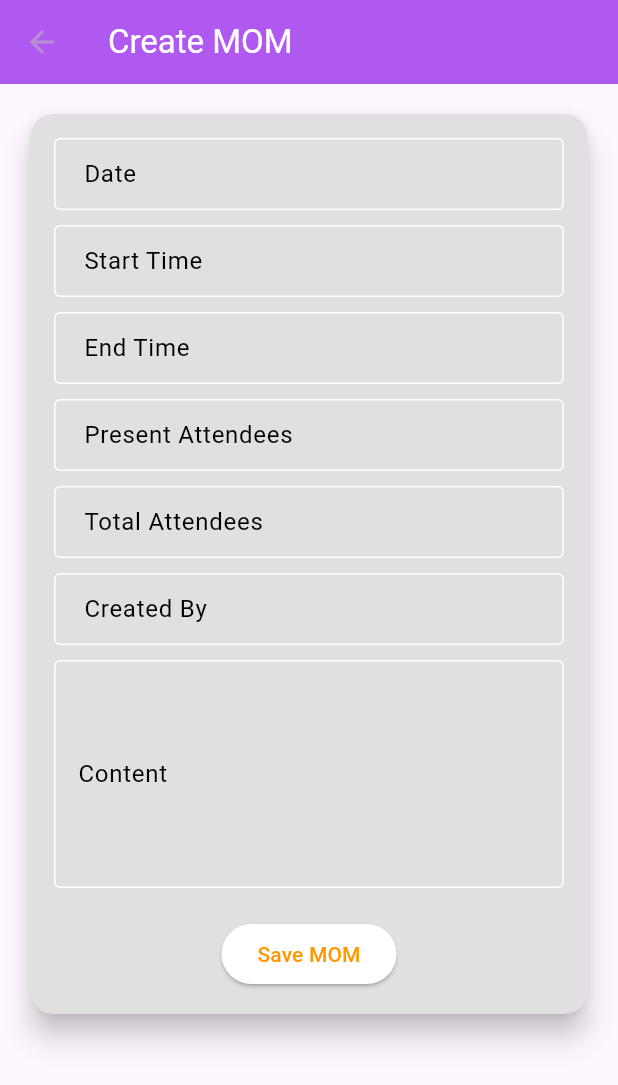
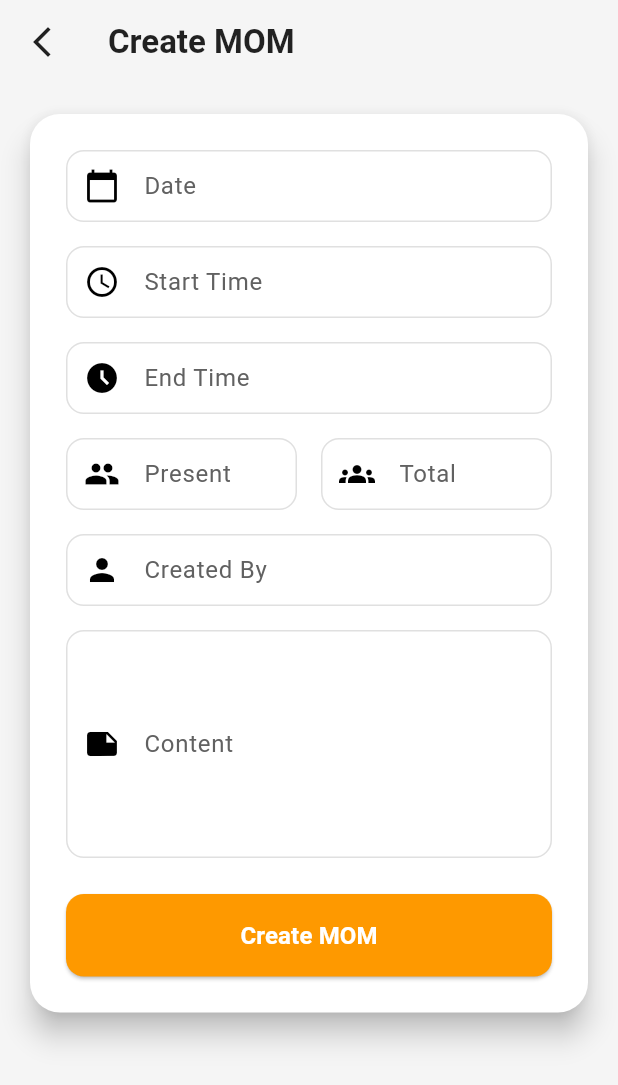
Before and after one commit to RITWIZSINGH/Robosoc, a Flutter app: the MomForm screen opened directly, on a phone screen of 412 x 824 dp. Shown: the top 1085 px of the screen. Run offline on Flutter 3.47's test engine with Material 3 defaults, Android fonts, the phone set to English and light mode, and no system bars; our stand-ins replace cached_network_image, cloud_firestore, firebase_auth, firebase_core, firebase_storage, flutter_keyboard_visibility and 3 more; accounts and stored records are empty.

Commit message:
updated detail mom and edit mom screen

```diff
--- a/lib/mainscreens/momscreen/new_mom.dart
+++ b/lib/mainscreens/momscreen/new_mom.dart
@@ -3,8 +3,11 @@
 import 'package:flutter/material.dart';
 import 'package:cloud_firestore/cloud_firestore.dart';
 import 'package:intl/intl.dart';
+import 'package:provider/provider.dart';
+import 'package:robosoc/models/mom.dart';
 import 'package:robosoc/mainscreens/momscreen/mom_details_screen.dart';
-import 'package:robosoc/models/mom.dart';
+import 'package:robosoc/widgets/mom_form/form_field.dart';
+import 'package:robosoc/utilities/user_profile_provider.dart';
 
 class MomForm extends StatefulWidget {
   final Mom? mom;
@@ -17,8 +20,6 @@ class MomForm extends StatefulWidget {
 
 class _MomFormState extends State<MomForm> {
   final _formKey = GlobalKey<FormState>();
-
-  // Form field controllers
   final _dateController = TextEditingController();
   final _startTimeController = TextEditingController();
   final _endTimeController = TextEditingController();
@@ -28,16 +29,17 @@ class _MomFormState extends State<MomForm> {
   final _contentController = TextEditingController();
 
   final FirebaseFirestore _firestore = FirebaseFirestore.instance;
+  late String _createdBy;
 
   @override
   void initState() {
     super.initState();
-    // Populate controllers with existing data if editing
+    final userProfile = Provider.of<UserProfileProvider>(context, listen: false);
+    _createdBy = widget.mom?.createdBy ?? userProfile.userName;
+
     if (widget.mom != null) {
-      _dateController.text =
-          DateFormat('yyyy-MM-dd').format(widget.mom!.dateTime);
-      _startTimeController.text =
-          DateFormat('HH:mm').format(widget.mom!.startTime);
+      _dateController.text = DateFormat('yyyy-MM-dd').format(widget.mom!.dateTime);
+      _startTimeController.text = DateFormat('HH:mm').format(widget.mom!.startTime);
       _endTimeController.text = DateFormat('HH:mm').format(widget.mom!.endTime);
       _presentController.text = widget.mom!.present.toString();
       _totalController.text = widget.mom!.total.toString();
@@ -127,92 +129,121 @@ class _MomFormState extends State<MomForm> {
   @override
   Widget build(BuildContext context) {
     return Scaffold(
+      backgroundColor: Colors.grey.shade100,
       appBar: AppBar(
         title: Text(
           widget.mom == null ? 'Create MOM' : 'Edit MOM',
-          style: TextStyle(color: Colors.white),
+          style: const TextStyle(
+            color: Colors.black87,
+            fontWeight: FontWeight.bold,
           ),
-        backgroundColor: const Color.fromARGB(255, 175, 89, 241),
         ),
-      body: Padding(
+        backgroundColor: Colors.transparent,
+        elevation: 0,
+        leading: IconButton(
+          icon: const Icon(Icons.arrow_back_ios_new, color: Colors.black87),
+          onPressed: () => Navigator.pop(context),
+        ),
+      ),
+      body: SafeArea(
+        child: SingleChildScrollView(
           padding: const EdgeInsets.all(16.0),
           child: Card(
-          surfaceTintColor: Colors.black,
-          elevation: 8.0,
-          shape:
-              RoundedRectangleBorder(borderRadius: BorderRadius.circular(16.0)),
+            elevation: 8,
+            shape: RoundedRectangleBorder(
+              borderRadius: BorderRadius.circular(20),
+            ),
             child: Padding(
-            padding: const EdgeInsets.all(16.0),
-            child: SingleChildScrollView(
+              padding: const EdgeInsets.all(24.0),
               child: Form(
                 key: _formKey,
                 child: Column(
+                  crossAxisAlignment: CrossAxisAlignment.stretch,
                   children: [
-                    buildFormField(
+                    CustomFormField(
                       controller: _dateController,
                       labelText: 'Date',
                       readOnly: true,
                       onTap: () => _selectDate(context),
                       validatorText: 'Please select a date',
+                      prefix: const Icon(Icons.calendar_today),
                     ),
-                    SizedBox(height: 10),
-                    buildFormField(
+                    const SizedBox(height: 16),
+                    CustomFormField(
                       controller: _startTimeController,
                       labelText: 'Start Time',
                       readOnly: true,
                       onTap: () => _selectTime(context, _startTimeController),
                       validatorText: 'Please select start time',
+                      prefix: const Icon(Icons.access_time),
                     ),
-                    SizedBox(height: 10),
-                    buildFormField(
+                    const SizedBox(height: 16),
+                    CustomFormField(
                       controller: _endTimeController,
                       labelText: 'End Time',
                       readOnly: true,
                       onTap: () => _selectTime(context, _endTimeController),
                       validatorText: 'Please select end time',
+                      prefix: const Icon(Icons.access_time_filled),
                     ),
-                    SizedBox(height: 10),
-                    buildFormField(
+                    const SizedBox(height: 16),
+                    Row(
+                      children: [
+                        Expanded(
+                          child: CustomFormField(
                             controller: _presentController,
-                      labelText: 'Present Attendees',
+                            labelText: 'Present',
                             keyboardType: TextInputType.number,
-                      validatorText: 'Please enter present attendees',
+                            validatorText: 'Required',
+                            prefix: const Icon(Icons.people),
                           ),
-                    SizedBox(height: 10),
-                    buildFormField(
+                        ),
+                        const SizedBox(width: 16),
+                        Expanded(
+                          child: CustomFormField(
                             controller: _totalController,
-                      labelText: 'Total Attendees',
+                            labelText: 'Total',
                             keyboardType: TextInputType.number,
-                      validatorText: 'Please enter total attendees',
+                            validatorText: 'Required',
+                            prefix: const Icon(Icons.groups),
                           ),
-                    SizedBox(height: 10),
-                    buildFormField(
+                        ),
+                      ],
+                    ),
+                    const SizedBox(height: 16),
+                    CustomFormField(
                       controller: _createdByController,
                       labelText: 'Created By',
                       validatorText: 'Please enter creator name',
+                      prefix: const Icon(Icons.person),
                     ),
-                    SizedBox(height: 10),
-                    TextFormField(
+                    const SizedBox(height: 16),
+                    CustomFormField(
                       controller: _contentController,
-                      decoration: InputDecoration(
                       labelText: 'Content',
-                        border: OutlineInputBorder(),
+                      maxLines: 5,
+                      validatorText: 'Please enter meeting content',
+                      prefix: const Icon(Icons.note),
                     ),
-                      maxLines: 5,
-                      validator: (value) => value!.isEmpty
-                          ? 'Please enter meeting content'
-                          : null,
-                    ),
-                    SizedBox(height: 20),
+                    const SizedBox(height: 24),
                     ElevatedButton(
                       onPressed: _submitForm,
                       style: ElevatedButton.styleFrom(
-                        foregroundColor: Colors.orange, // Background color
+                        backgroundColor: Theme.of(context).colorScheme.secondary,
+                        padding: const EdgeInsets.symmetric(vertical: 16),
+                        shape: RoundedRectangleBorder(
+                          borderRadius: BorderRadius.circular(12),
+                        ),
                       ),
                       child: Text(
-                        widget.mom == null ? 'Save MOM' : 'Update MOM',
+                        widget.mom == null ? 'Create MOM' : 'Update MOM',
+                        style: const TextStyle(
+                          fontSize: 16,
+                          fontWeight: FontWeight.bold,
+                          color: Colors.white,
                         ),
-                    )
+                      ),
+                    ),
                   ],
                 ),
               ),
@@ -220,28 +251,6 @@ class _MomFormState extends State<MomForm> {
           ),
         ),
       ),
-    );
-  }
-
-  Widget buildFormField({
-    required TextEditingController controller,
-    required String labelText,
-    String? validatorText,
-    TextInputType? keyboardType,
-    bool readOnly = false,
-    VoidCallback? onTap,
-  }) {
-    return TextFormField(
-      controller: controller,
-      decoration: InputDecoration(
-        labelText: labelText,
-        border: OutlineInputBorder(),
-        contentPadding: EdgeInsets.symmetric(horizontal: 16.0, vertical: 10.0),
-      ),
-      keyboardType: keyboardType,
-      readOnly: readOnly,
-      onTap: onTap,
-      validator: (value) => value!.isEmpty ? validatorText : null,
     );
   }
 
--- a/lib/utilities/date_formatter.dart
+++ b/lib/utilities/date_formatter.dart
@@ -37,4 +37,8 @@ class DateFormatter {
   static String formatTime(DateTime dateTime) {
     return "${dateTime.hour.toString().padLeft(2, '0')}:${dateTime.minute.toString().padLeft(2, '0')}";
   }
+
+  static String formatFullDate(DateTime date) {
+    return "${date.day}/${date.month}/${date.year}";
+  }
 }
--- a/lib/widgets/animated_profile_image.dart
+++ b/lib/widgets/animated_profile_image.dart
@@ -76,7 +76,7 @@ class _AnimatedProfileImageState extends State<AnimatedProfileImage>
                   shape: BoxShape.circle,
                   boxShadow: [
                     BoxShadow(
-                      color: Colors.black.withOpacity(0.2),
+                      color: Colors.black.withValues(alpha: 0.2),
                       blurRadius: 8,
                       offset: const Offset(0, 4),
                     ),
--- a/lib/widgets/animated_upload_overlay.dart
+++ b/lib/widgets/animated_upload_overlay.dart
@@ -55,7 +55,7 @@ class _AnimatedUploadOverlayState extends State<AnimatedUploadOverlay>
   Widget build(BuildContext context) {
     return Container(
       decoration: BoxDecoration(
-        color: Colors.black.withOpacity(0.7),
+        color: Colors.black.withValues(alpha: 0.7),
         shape: BoxShape.circle,
       ),
       child: AnimatedBuilder(
@@ -73,7 +73,7 @@ class _AnimatedUploadOverlayState extends State<AnimatedUploadOverlay>
                     height: 60,
                     decoration: BoxDecoration(
                       border: Border.all(
-                        color: Colors.white.withOpacity(0.5),
+                        color: Colors.white.withValues(alpha: 0.5),
                         width: 4,
                       ),
                       shape: BoxShape.circle,
@@ -83,7 +83,7 @@ class _AnimatedUploadOverlayState extends State<AnimatedUploadOverlay>
                     width: 40,
                     height: 40,
                     decoration: BoxDecoration(
-                      color: Colors.white.withOpacity(0.2),
+                      color: Colors.white.withValues(alpha: 0.2),
                       shape: BoxShape.circle,
                     ),
                   ),
--- a/lib/widgets/mom_card/date_section.dart
+++ b/lib/widgets/mom_card/date_section.dart
@@ -25,7 +25,7 @@ class DateSection extends StatelessWidget {
         Container(
           padding: const EdgeInsets.symmetric(horizontal: 12, vertical: 6),
           decoration: BoxDecoration(
-            color: Colors.white.withOpacity(0.15),
+            color: Colors.white.withValues(alpha: 0.15),
             borderRadius: BorderRadius.circular(12),
           ),
           child: Text(
--- a/lib/widgets/mom_card/detail_item.dart
+++ b/lib/widgets/mom_card/detail_item.dart
@@ -1,3 +1,5 @@
+// ignore_for_file: use_super_parameters
+
 import 'package:flutter/material.dart';
 
 class DetailItem extends StatelessWidget {
@@ -43,7 +45,7 @@ class DetailItem extends StatelessWidget {
         Container(
           padding: const EdgeInsets.symmetric(horizontal: 12, vertical: 6),
           decoration: BoxDecoration(
-            color: Colors.white.withOpacity(0.15),
+            color: Colors.white.withValues(alpha: 0.15),
             borderRadius: BorderRadius.circular(12),
           ),
           child: Column(
--- a/lib/widgets/mom_card/details_section.dart
+++ b/lib/widgets/mom_card/details_section.dart
@@ -1,3 +1,5 @@
+// ignore_for_file: use_super_parameters
+
 import 'package:flutter/material.dart';
 import 'package:robosoc/utilities/date_formatter.dart';
 import 'package:robosoc/widgets/mom_card/detail_item.dart';
--- a/lib/widgets/mom_details/detail_header.dart
+++ b/lib/widgets/mom_details/detail_header.dart
@@ -1,3 +1,5 @@
+// ignore_for_file: use_super_parameters
+
 import 'package:flutter/material.dart';
 
 class DetailHeader extends StatelessWidget {
--- /dev/null
+++ b/lib/widgets/mom_form/form_field.dart
@@ -0,0 +1,65 @@
+import 'package:flutter/material.dart';
+
+class CustomFormField extends StatelessWidget {
+  final TextEditingController controller;
+  final String labelText;
+  final String? validatorText;
+  final TextInputType? keyboardType;
+  final bool readOnly;
+  final VoidCallback? onTap;
+  final int? maxLines;
+  final Widget? prefix;
+
+  const CustomFormField({
+    Key? key,
+    required this.controller,
+    required this.labelText,
+    this.validatorText,
+    this.keyboardType,
+    this.readOnly = false,
+    this.onTap,
+    this.maxLines = 1,
+    this.prefix,
+  }) : super(key: key);
+
+  @override
+  Widget build(BuildContext context) {
+    return TextFormField(
+      controller: controller,
+      decoration: InputDecoration(
+        labelText: labelText,
+        labelStyle: TextStyle(color: Colors.grey.shade700),
+        border: OutlineInputBorder(
+          borderRadius: BorderRadius.circular(12),
+          borderSide: BorderSide(color: Colors.grey.shade300),
+        ),
+        enabledBorder: OutlineInputBorder(
+          borderRadius: BorderRadius.circular(12),
+          borderSide: BorderSide(color: Colors.grey.shade300),
+        ),
+        focusedBorder: OutlineInputBorder(
+          borderRadius: BorderRadius.circular(12),
+          borderSide: BorderSide(
+            color: Theme.of(context).colorScheme.secondary,
+          ),
+        ),
+        filled: true,
+        fillColor: Colors.white,
+        prefixIcon: prefix,
+        contentPadding: EdgeInsets.symmetric(
+          horizontal: 16.0,
+          vertical: maxLines! > 1 ? 16.0 : 0,
+        ),
+      ),
+      keyboardType: keyboardType,
+      readOnly: readOnly,
+      onTap: onTap,
+      maxLines: maxLines,
+      validator: (value) => value!.isEmpty ? validatorText : null,
+      style: const TextStyle(
+        fontSize: 16,
+        color: Colors.black87,
+      ),
+    );
+  }
+}
--- a/lib/widgets/profile_image.dart
+++ b/lib/widgets/profile_image.dart
@@ -30,7 +30,7 @@ class ProfileImage extends StatelessWidget {
             shape: BoxShape.circle,
             boxShadow: [
               BoxShadow(
-                color: Colors.black.withOpacity(0.2),
+                color: Colors.black.withValues(alpha: 0.2),
                 blurRadius: 10,
                 offset: const Offset(0, 5),
               ),
@@ -60,7 +60,7 @@ class ProfileImage extends StatelessWidget {
               shape: BoxShape.circle,
               boxShadow: [
                 BoxShadow(
-                  color: Colors.black.withOpacity(0.2),
+                  color: Colors.black.withValues(alpha: 0.2),
                   blurRadius: 5,
                   offset: const Offset(0, 2),
                 ),
```
Also changed, not shown: lib/mainscreens/momscreen/mom_details_screen.dart (+31 -79 lines), lib/widgets/mom_card/card_background.dart (+5 -3 lines), lib/widgets/mom_details/detail_card.dart (+60 -0 lines), lib/mainscreens/momscreen/mom_page.dart (line endings or trailing spaces). Lines whose indentation alone changed are shown as unchanged.
